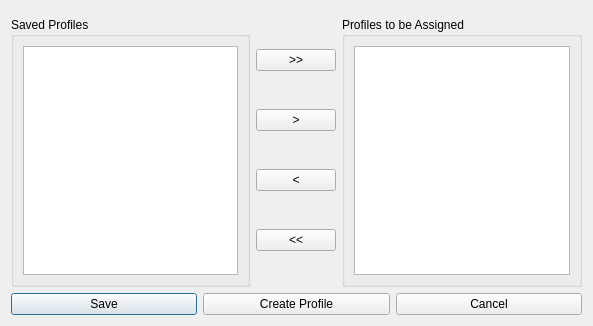
Before: the Qt Designer form UserTools/assign_profiles.ui in dsgoficial/DsgTools, drawn with Qt 5.
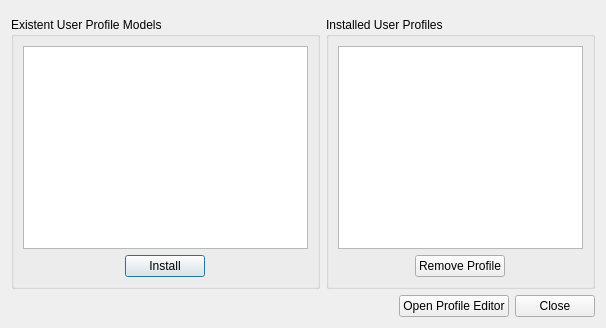
After: the same form once the commit is applied. Custom widgets are drawn as their Qt base class.

The edit to the form file:
```diff
--- a/UserTools/assign_profiles.ui
+++ b/UserTools/assign_profiles.ui
@@ -6,109 +6,145 @@
    <rect>
     <x>0</x>
     <y>0</y>
-    <width>593</width>
-    <height>326</height>
+    <width>606</width>
+    <height>328</height>
    </rect>
   </property>
   <property name="windowTitle">
    <string>Assign Profiles to Database</string>
   </property>
   <layout class="QGridLayout" name="gridLayout_3">
-   <item row="2" column="0">
-    <layout class="QHBoxLayout" name="horizontalLayout">
-     <item>
-      <widget class="QPushButton" name="saveButton">
-       <property name="text">
-        <string>Save</string>
-       </property>
-      </widget>
-     </item>
-     <item>
-      <widget class="QPushButton" name="createProfile">
-       <property name="text">
-        <string>Create Profile</string>
-       </property>
-      </widget>
-     </item>
-     <item>
-      <widget class="QPushButton" name="cancelButton">
-       <property name="text">
-        <string>Cancel</string>
-       </property>
-      </widget>
-     </item>
-    </layout>
+   <item row="0" column="0" colspan="2">
+    <widget class="ConnectionWidget" name="widget" native="true"/>
    </item>
    <item row="1" column="0">
-    <layout class="QHBoxLayout" name="horizontalLayout_2">
-     <item>
       <widget class="QGroupBox" name="groupBox">
        <property name="title">
-        <string>Saved Profiles</string>
-       </property>
-       <layout class="QGridLayout" name="gridLayout">
-        <item row="0" column="0">
+      <string>Existent User Profile Models</string>
+     </property>
+     <layout class="QGridLayout" name="gridLayout_2">
+      <item row="0" column="0" colspan="3">
          <widget class="QListWidget" name="possibleProfiles">
           <property name="selectionMode">
            <enum>QAbstractItemView::MultiSelection</enum>
           </property>
          </widget>
         </item>
-       </layout>
-      </widget>
-     </item>
-     <item>
-      <layout class="QVBoxLayout" name="verticalLayout">
-       <item>
-        <widget class="QPushButton" name="insertAllButton">
-         <property name="text">
-          <string>&gt;&gt;</string>
-         </property>
-        </widget>
-       </item>
-       <item>
-        <widget class="QPushButton" name="insertButton">
-         <property name="text">
-          <string>&gt;</string>
-         </property>
-        </widget>
-       </item>
-       <item>
-        <widget class="QPushButton" name="removeButton">
+      <item row="1" column="0">
+       <spacer name="horizontalSpacer_5">
+        <property name="orientation">
+         <enum>Qt::Horizontal</enum>
+        </property>
+        <property name="sizeHint" stdset="0">
+         <size>
+          <width>104</width>
+          <height>20</height>
+         </size>
+        </property>
+       </spacer>
+      </item>
+      <item row="1" column="1">
+       <widget class="QPushButton" name="installButton">
          <property name="text">
-          <string>&lt;</string>
+         <string>Install</string>
          </property>
         </widget>
        </item>
-       <item>
-        <widget class="QPushButton" name="removeAllButton">
-         <property name="text">
-          <string>&lt;&lt;</string>
-         </property>
-        </widget>
-       </item>
-      </layout>
-     </item>
-     <item>
+      <item row="1" column="2">
+       <spacer name="horizontalSpacer_4">
+        <property name="orientation">
+         <enum>Qt::Horizontal</enum>
+        </property>
+        <property name="sizeHint" stdset="0">
+         <size>
+          <width>104</width>
+          <height>20</height>
+         </size>
+        </property>
+       </spacer>
+      </item>
+     </layout>
+    </widget>
+   </item>
+   <item row="1" column="1">
       <widget class="QGroupBox" name="groupBox_2">
        <property name="title">
-        <string>Profiles to be Assigned</string>
-       </property>
-       <layout class="QGridLayout" name="gridLayout_2">
-        <item row="0" column="0">
+      <string>Installed User Profiles</string>
+     </property>
+     <layout class="QGridLayout" name="gridLayout">
+      <item row="0" column="0" colspan="3">
          <widget class="QListWidget" name="assignedProfiles">
           <property name="selectionMode">
            <enum>QAbstractItemView::MultiSelection</enum>
           </property>
          </widget>
         </item>
-       </layout>
-      </widget>
-     </item>
-    </layout>
+      <item row="1" column="0">
+       <spacer name="horizontalSpacer_2">
+        <property name="orientation">
+         <enum>Qt::Horizontal</enum>
+        </property>
+        <property name="sizeHint" stdset="0">
+         <size>
+          <width>79</width>
+          <height>20</height>
+         </size>
+        </property>
+       </spacer>
+      </item>
+      <item row="1" column="1">
+       <widget class="QPushButton" name="removeButton">
+        <property name="text">
+         <string>Remove Profile</string>
+        </property>
+       </widget>
+      </item>
+      <item row="1" column="2">
+       <spacer name="horizontalSpacer_3">
+        <property name="orientation">
+         <enum>Qt::Horizontal</enum>
+        </property>
+        <property name="sizeHint" stdset="0">
+         <size>
+          <width>79</width>
+          <height>20</height>
+         </size>
+        </property>
+       </spacer>
+      </item>
+     </layout>
+    </widget>
    </item>
-   <item row="0" column="0">
-    <widget class="ConnectionWidget" name="widget" native="true"/>
+   <item row="2" column="0" colspan="2">
+    <layout class="QHBoxLayout" name="horizontalLayout">
+     <item>
+      <spacer name="horizontalSpacer">
+       <property name="orientation">
+        <enum>Qt::Horizontal</enum>
+       </property>
+       <property name="sizeHint" stdset="0">
+        <size>
+         <width>40</width>
+         <height>20</height>
+        </size>
+       </property>
+      </spacer>
+     </item>
+     <item>
+      <widget class="QPushButton" name="openProfileEditor">
+       <property name="text">
+        <string>Open Profile Editor</string>
+       </property>
+      </widget>
+     </item>
+     <item>
+      <widget class="QPushButton" name="closeButton">
+       <property name="text">
+        <string>Close</string>
+       </property>
+      </widget>
+     </item>
+    </layout>
    </item>
   </layout>
  </widget>
```
Left out of the diff: 2 changed lines with no effect on the pictures. Lines whose indentation alone changed are shown as unchanged.
